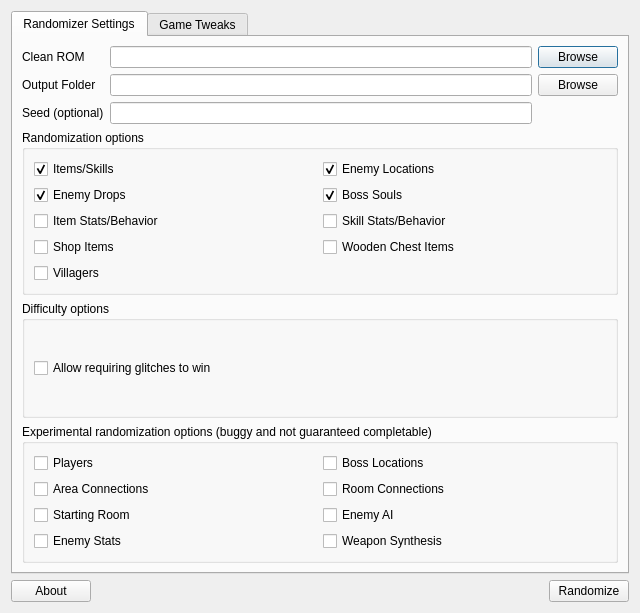
First picture: the form in randomizer.ui, repository LagoLunatic/dsvrandom, before the edit.
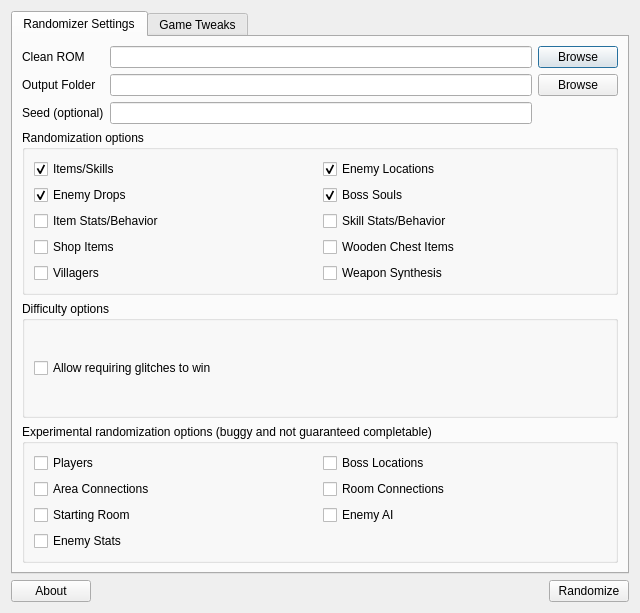
Second picture: the form after the edit. Icons and pictures are not drawn.

Commit message: Move weapon synth rando to non-experimental section

Patch:
```diff
--- a/randomizer.ui
+++ b/randomizer.ui
@@ -202,6 +202,16 @@
               </property>
              </widget>
             </item>
+            <item>
+             <widget class="QCheckBox" name="randomize_weapon_synths">
+              <property name="toolTip">
+               <string>Randomizes which items Yoko can synthesize (DoS only).</string>
+              </property>
+              <property name="text">
+               <string>Weapon Synthesis</string>
+              </property>
+             </widget>
+            </item>
            </layout>
           </item>
          </layout>
@@ -316,16 +326,6 @@
               </property>
              </widget>
             </item>
-            <item>
-             <widget class="QCheckBox" name="randomize_weapon_synths">
-              <property name="toolTip">
-               <string>Randomizes which items Yoko can synthesize (DoS only).</string>
-              </property>
-              <property name="text">
-               <string>Weapon Synthesis</string>
-              </property>
-             </widget>
-            </item>
            </layout>
           </item>
          </layout>
```
Left out of the diff: 1 changed line with no effect on the pictures.
